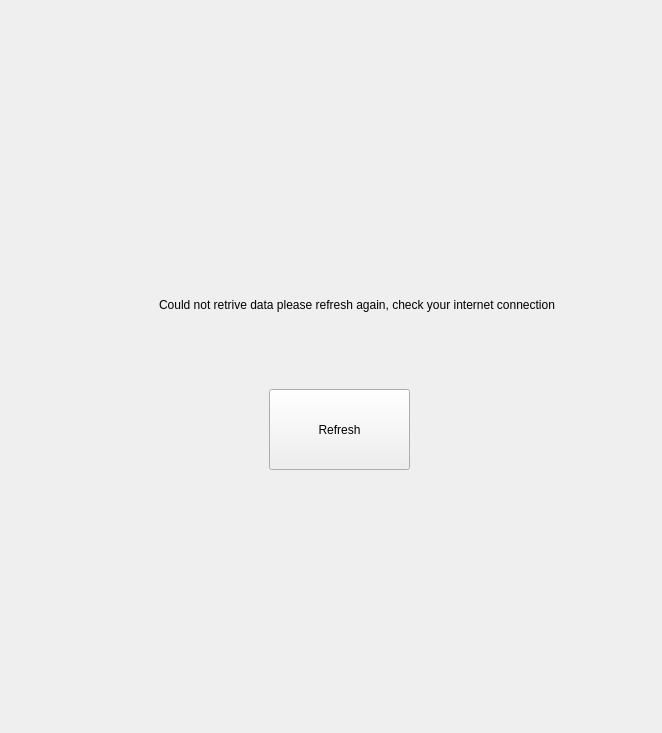
Above: mutak/mainwindow.ui from ahmed-debbech/mutak before the change. Below: the same form after it.
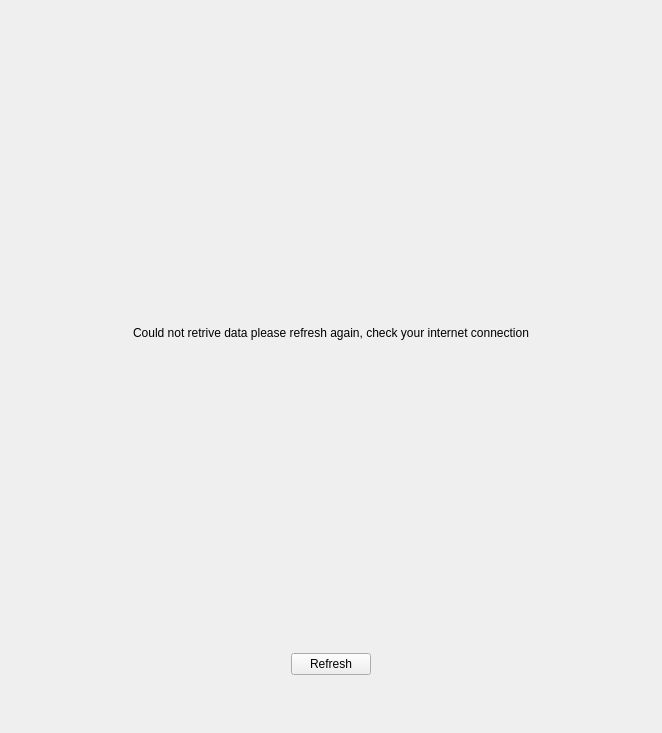
That is the form after the change. The open tabs and pages were chosen to show the change.

Patch:
```diff
--- a/mutak/mainwindow.ui
+++ b/mutak/mainwindow.ui
@@ -181,32 +181,44 @@
        </layout>
       </widget>
       <widget class="QWidget" name="page_3">
+       <layout class="QVBoxLayout" name="verticalLayout_5">
+        <item alignment="Qt::AlignHCenter">
        <widget class="QLabel" name="error_retriv">
-        <property name="geometry">
-         <rect>
-          <x>150</x>
-          <y>200</y>
-          <width>451</width>
-          <height>191</height>
-         </rect>
-        </property>
         <property name="text">
          <string>Could not retrive data please refresh again, check your internet connection</string>
         </property>
        </widget>
+        </item>
+        <item alignment="Qt::AlignHCenter">
        <widget class="QPushButton" name="refresh_retriv">
-        <property name="geometry">
-         <rect>
-          <x>260</x>
-          <y>380</y>
-          <width>141</width>
-          <height>81</height>
-         </rect>
+          <property name="sizePolicy">
+           <sizepolicy hsizetype="Fixed" vsizetype="Fixed">
+            <horstretch>0</horstretch>
+            <verstretch>0</verstretch>
+           </sizepolicy>
         </property>
         <property name="text">
          <string>Refresh</string>
         </property>
        </widget>
+        </item>
+        <item>
+         <spacer name="verticalSpacer_3">
+          <property name="orientation">
+           <enum>Qt::Vertical</enum>
+          </property>
+          <property name="sizeType">
+           <enum>QSizePolicy::Minimum</enum>
+          </property>
+          <property name="sizeHint" stdset="0">
+           <size>
+            <width>20</width>
+            <height>40</height>
+           </size>
+          </property>
+         </spacer>
+        </item>
+       </layout>
       </widget>
      </widget>
     </item>
```
Left out of the diff: 9 changed lines with no effect on the pictures. Lines whose indentation alone changed are shown as unchanged.
